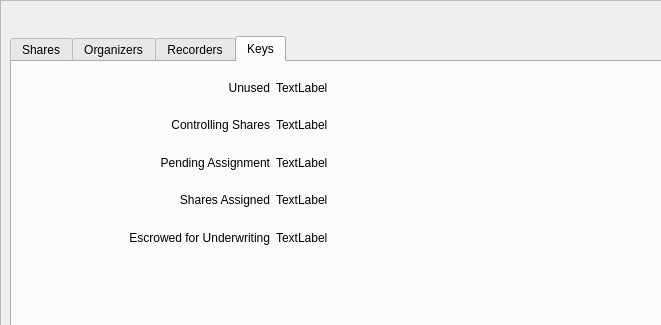
Before: the Qt Designer form apps/AssetForm/assetform.ui in assignonward/aosuite, drawn with Qt 5; both pictures show x 0 to 661 and y 0 to 325 of the 907 by 846 pixel window.
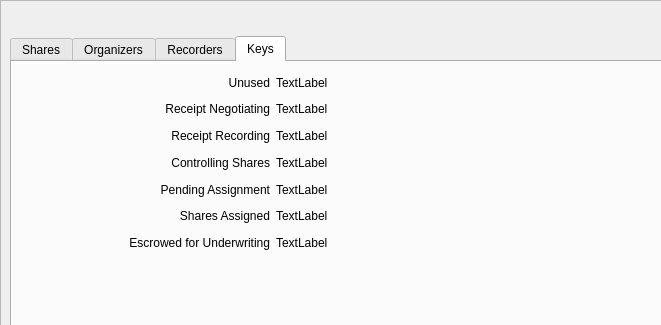
After: the same form once the commit is applied. The open tabs and pages were chosen to show the change. Icons and pictures are not drawn.

What changed in the file:
```diff
--- a/apps/AssetForm/assetform.ui
+++ b/apps/AssetForm/assetform.ui
@@ -96,7 +96,7 @@
          </rect>
         </property>
         <layout class="QGridLayout" name="gridLayout">
-         <item row="1" column="0">
+         <item row="3" column="0">
           <widget class="QLabel" name="label_3">
            <property name="text">
             <string>Controlling Shares</string>
@@ -106,28 +106,28 @@
            </property>
           </widget>
          </item>
-         <item row="1" column="1">
+         <item row="3" column="1">
           <widget class="QLabel" name="keysControlShares">
            <property name="text">
             <string>TextLabel</string>
            </property>
           </widget>
          </item>
-         <item row="2" column="1">
+         <item row="4" column="1">
           <widget class="QLabel" name="keysAssignmentPending">
            <property name="text">
             <string>TextLabel</string>
            </property>
           </widget>
          </item>
-         <item row="3" column="1">
+         <item row="5" column="1">
           <widget class="QLabel" name="keysSharesAssigned">
            <property name="text">
             <string>TextLabel</string>
            </property>
           </widget>
          </item>
-         <item row="2" column="0">
+         <item row="4" column="0">
           <widget class="QLabel" name="label_5">
            <property name="text">
             <string>Pending Assignment</string>
@@ -154,7 +154,7 @@
            </property>
           </widget>
          </item>
-         <item row="3" column="0">
+         <item row="5" column="0">
           <widget class="QLabel" name="label_7">
            <property name="text">
             <string>Shares Assigned</string>
@@ -164,7 +164,7 @@
            </property>
           </widget>
          </item>
-         <item row="4" column="0">
+         <item row="6" column="0">
           <widget class="QLabel" name="label_9">
            <property name="text">
             <string>Escrowed for Underwriting</string>
@@ -174,13 +174,47 @@
            </property>
           </widget>
          </item>
-         <item row="4" column="1">
+         <item row="6" column="1">
           <widget class="QLabel" name="keysSharesEscrowed">
            <property name="text">
             <string>TextLabel</string>
            </property>
           </widget>
          </item>
+         <item row="1" column="0">
+          <widget class="QLabel" name="label">
+           <property name="text">
+            <string>Receipt Negotiating</string>
+           </property>
+           <property name="alignment">
+            <set>Qt::AlignRight|Qt::AlignTrailing|Qt::AlignVCenter</set>
+           </property>
+          </widget>
+         </item>
+         <item row="2" column="0">
+          <widget class="QLabel" name="label_4">
+           <property name="text">
+            <string>Receipt Recording</string>
+           </property>
+           <property name="alignment">
+            <set>Qt::AlignRight|Qt::AlignTrailing|Qt::AlignVCenter</set>
+           </property>
+          </widget>
+         </item>
+         <item row="1" column="1">
+          <widget class="QLabel" name="keysReceiptNegotiating">
+           <property name="text">
+            <string>TextLabel</string>
+           </property>
+          </widget>
+         </item>
+         <item row="2" column="1">
+          <widget class="QLabel" name="keysReceiptRecording">
+           <property name="text">
+            <string>TextLabel</string>
+           </property>
+          </widget>
+         </item>
         </layout>
        </widget>
       </widget>
```
